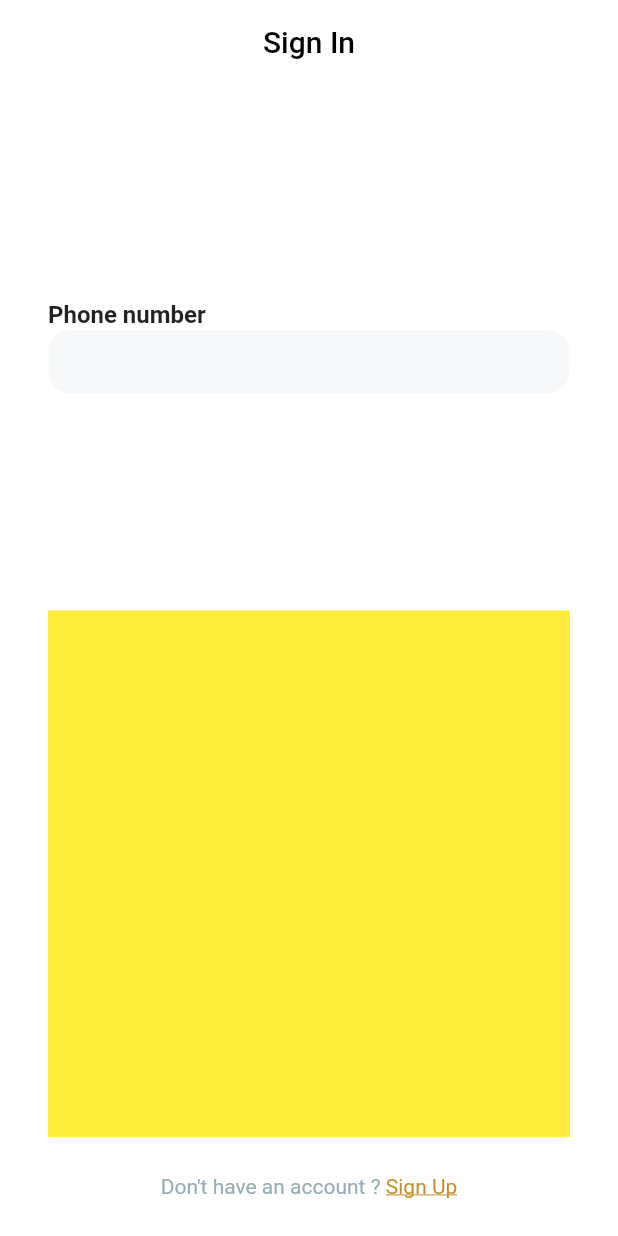
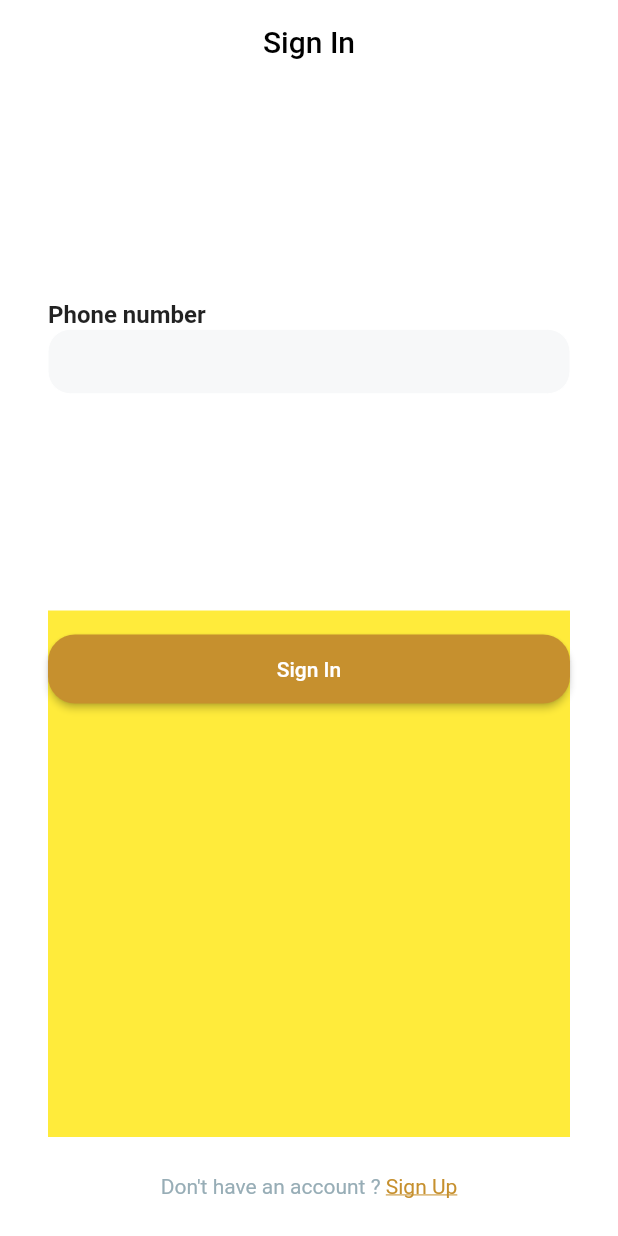
Before and after one commit to maelfosso/andi-taxi-mobile-app, a Flutter app: the SignIn screen opened directly, on a phone screen of 412 x 824 dp. Run offline on Flutter 3.47's test engine with Material 2 defaults, Android fonts, the phone set to English and light mode, and no system bars.

Commit message:
added sign in buttons

```diff
--- a/lib/ui/signin.dart
+++ b/lib/ui/signin.dart
@@ -11,9 +11,40 @@ class SignIn extends StatefulWidget {
 class _SignInState extends State<SignIn> {
 
   Widget _buildSignInButtons() {
+    var signInButton = Container(
+      margin: EdgeInsets.symmetric(vertical: 15.0),
+      child: SizedBox(
+        width: double.infinity,
+        child: ElevatedButton(
+          style: ButtonStyle(
+            shape: MaterialStateProperty.all<RoundedRectangleBorder>(
+              RoundedRectangleBorder(
+                borderRadius: BorderRadius.circular(18.0),
+              )
+            )
+          ),
+          child: Padding(
+            padding: EdgeInsets.symmetric(vertical: 15.0),
+            child: Text(
+              "Sign In",
+              textAlign: TextAlign.center,
+            )
+          ),
+          onPressed: () {
+            print('SignIn Button pressed');
+          },
+        ),
+      )
+    );
+
     return Expanded(
       child: Container(
-        color: Colors.yellow
+        color: Colors.yellow,
+        child: Column(
+          children: [
+            signInButton,
+          ],
+        ),
       )
     );
   }
```
